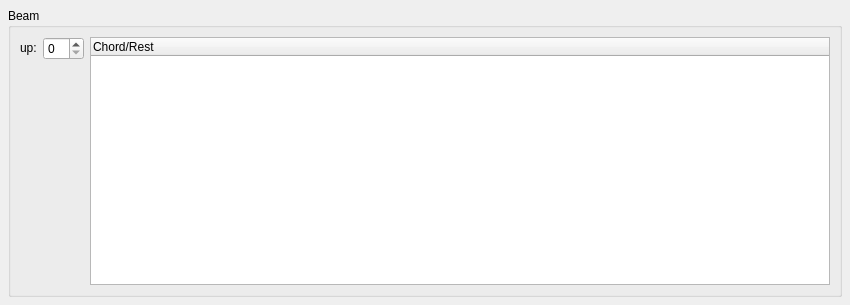
The window that mscore/mscore/beam.ui (musescore/musescore-old) describes before a commit, drawn with Qt 5.
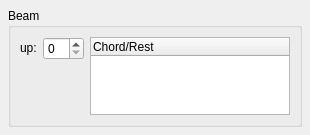
The same window after the commit.

Patch:
```diff
--- a/mscore/mscore/beam.ui
+++ b/mscore/mscore/beam.ui
@@ -6,8 +6,8 @@
    <rect>
     <x>0</x>
     <y>0</y>
-    <width>850</width>
-    <height>305</height>
+    <width>310</width>
+    <height>135</height>
    </rect>
   </property>
   <property name="windowTitle">
```
